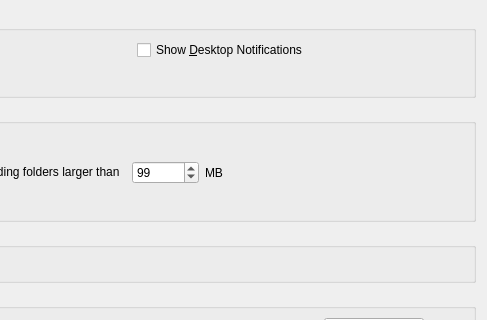
This is src/gui/generalsettings.ui in GrossLukas/client as Qt 5 draws it before an edit; both pictures show x 219 to 706 and y 0 to 320 of the 706 by 523 pixel window. The edited form follows.
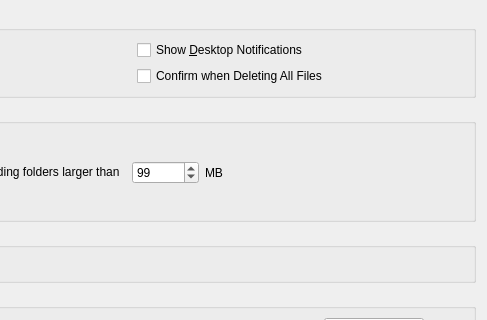
This is the edited form.

Commit message: Add additional configuration option to toggle display of delete prompt

```diff
--- a/src/gui/generalsettings.ui
+++ b/src/gui/generalsettings.ui
@@ -44,6 +44,16 @@
         </property>
        </widget>
       </item>
+      <item row="1" column="1">
+       <widget class="QCheckBox" name="promptDeleteAllFiles">
+        <property name="toolTip">
+         <string>Prompt user when sync will delete all files</string>
+        </property>
+        <property name="text">
+         <string>Confirm when Deleting All Files</string>
+        </property>
+       </widget>
+      </item>
      </layout>
     </widget>
    </item>
```
The commit also changes 3 other files.
